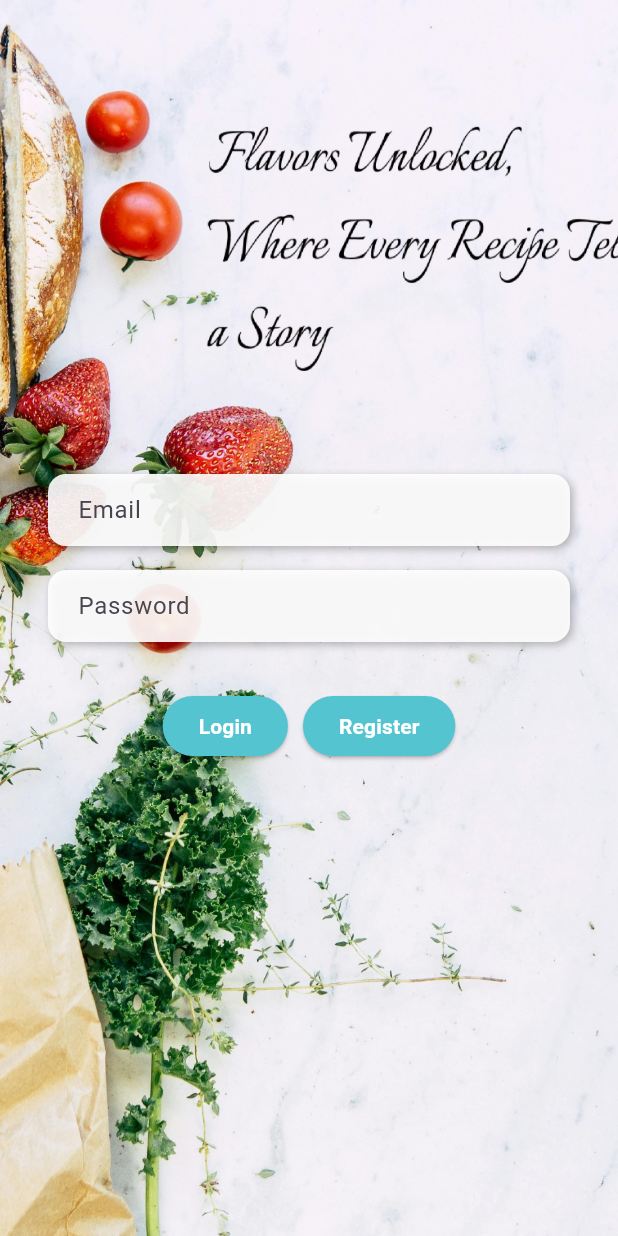
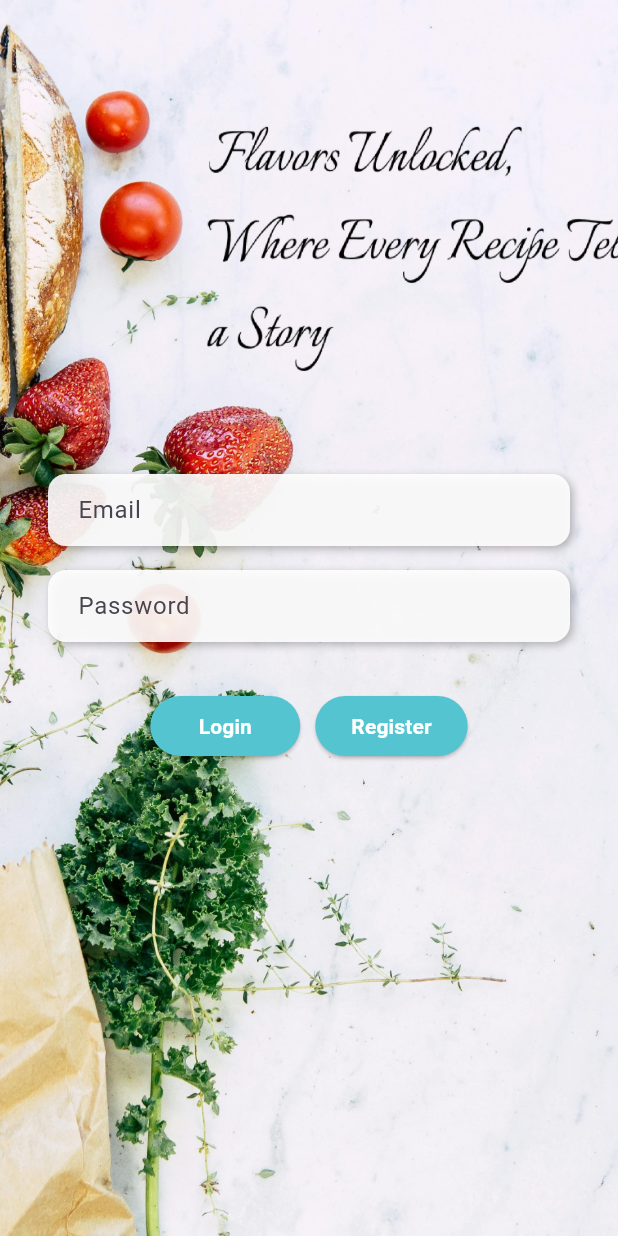
Before and after one commit to AlbinIbraimi/msi_domasno_1, a Flutter app: the screen it shows after launch, after a tap on "Register", after a tap on "Already have an account? Continue to log", on a phone screen of 412 x 824 dp. Run offline on Flutter 3.47's test engine with Material 3 defaults, Android fonts, the phone set to English and light mode, and no system bars; our stand-ins replace firebase_auth, firebase_core; accounts and stored records are empty.

Commit message:
Fix button size

```diff
--- a/lib/screens/authenticate/register_screen.dart
+++ b/lib/screens/authenticate/register_screen.dart
@@ -79,7 +79,8 @@ class _RegisterState extends State<Register> {
                       children: [
                         ElevatedButton(
                           style: ElevatedButton.styleFrom(
-                              backgroundColor: Color(0xFF55C4D1)),
+                              backgroundColor: Color(0xFF55C4D1),
+                              minimumSize: Size(100, 40)),
                           onPressed: () async {
                             await register(authService);
                           },
--- a/lib/screens/authenticate/sign_in_screen.dart
+++ b/lib/screens/authenticate/sign_in_screen.dart
@@ -72,7 +72,8 @@ class _SignInState extends State<SignIn> {
                       children: [
                         ElevatedButton(
                           style: ElevatedButton.styleFrom(
-                              backgroundColor: Color(0xFF55C4D1)),
+                              backgroundColor: Color(0xFF55C4D1),
+                              minimumSize: Size(100, 40)),
                           onPressed: () async {
                             await signIn(authService);
                           },
@@ -86,7 +87,8 @@ class _SignInState extends State<SignIn> {
                         const SizedBox(width: 10),
                         ElevatedButton(
                           style: ElevatedButton.styleFrom(
-                              backgroundColor: Color(0xFF55C4D1)),
+                              backgroundColor: Color(0xFF55C4D1),
+                              minimumSize: Size(100, 40)),
                           onPressed: () async {
                             authService.toggleSignIn();
                           },
```
